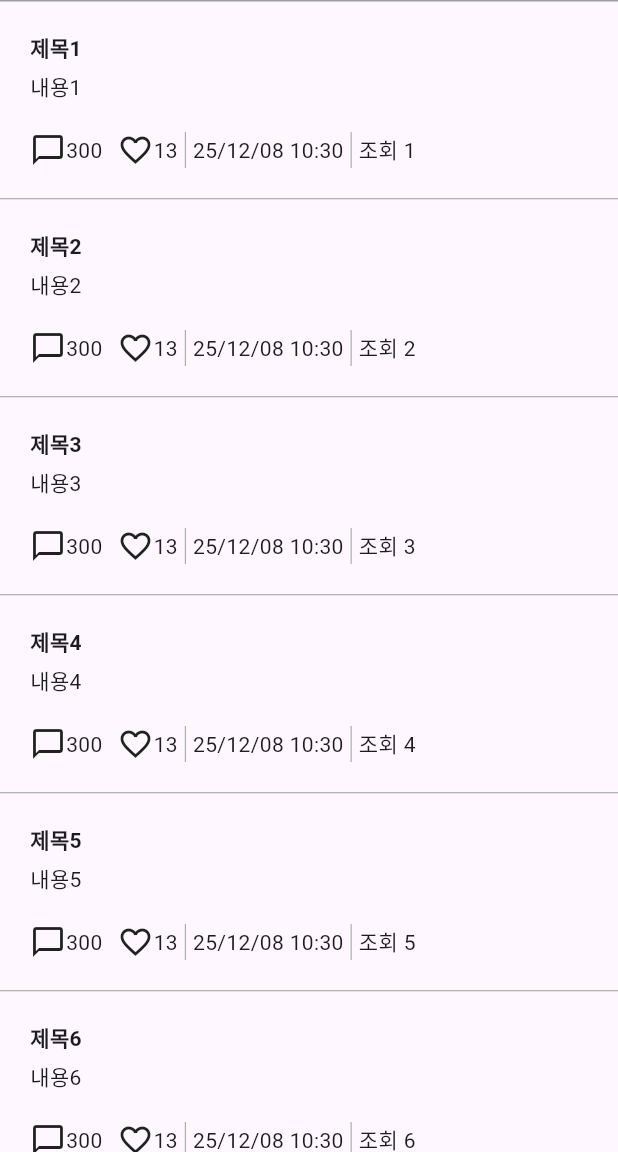
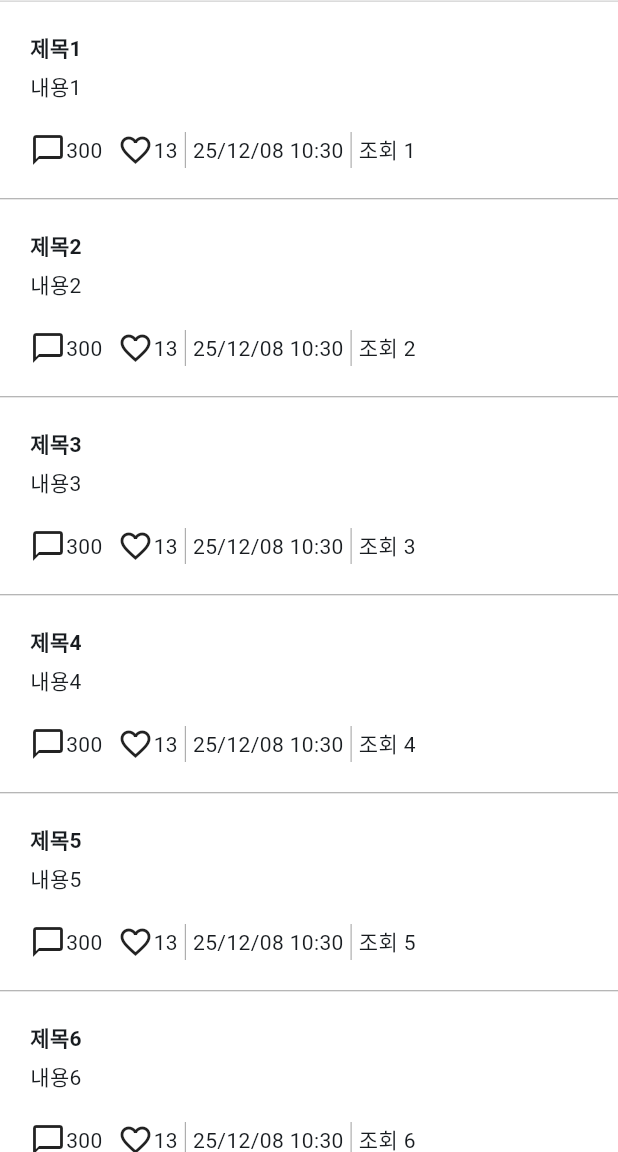
Before and after one commit to jaesol0105/damta, a Flutter app: the PostPage screen opened by its route, on a phone screen of 412 x 824 dp, the part 84-1236 px from its top. Run offline on Flutter 3.47's test engine with Material 3 defaults, Android fonts, the phone set to English and light mode, and no system bars; our stand-ins replace flutter_hooks, flutter_riverpod, freezed_annotation, go_router, hooks_riverpod.

Commit message:
feat: 라이트/다크 테마 적용

```diff
--- /dev/null
+++ b/lib/core/app_theme.dart
@@ -0,0 +1,34 @@
+import 'package:flutter/material.dart';
+
+// 앱에서 사용할 색 정의
+final Color grey = Color(0xFFE8E8E8);
+final Color darkgrey = Color(0xFF898989);
+final Color blue = Color(0xFFD5ECFF);
+
+// 라이트 모드 테마 지정
+final lightTheme = ThemeData(
+  colorScheme: ColorScheme.fromSeed(
+    brightness: Brightness.light,
+    seedColor: blue,
+  ),
+  appBarTheme: AppBarTheme(
+    backgroundColor: Colors.white,
+    shape: Border(bottom: BorderSide(color: grey)),
+    scrolledUnderElevation: 0,
+  ),
+  scaffoldBackgroundColor: Colors.white,
+);
+
+// 다크 모드 테마 지정
+final darkTheme = ThemeData(
+  colorScheme: ColorScheme.fromSeed(
+    brightness: Brightness.light,
+    seedColor: blue,
+  ),
+  appBarTheme: AppBarTheme(
+    backgroundColor: Colors.black,
+    shape: Border(bottom: BorderSide(color: grey)),
+    scrolledUnderElevation: 0,
+  ),
+  scaffoldBackgroundColor: Colors.black,
+);
--- a/lib/main.dart
+++ b/lib/main.dart
@@ -1,3 +1,4 @@
+import 'package:damta/core/app_theme.dart';
 import 'package:damta/core/config/routes.dart';
 import 'package:flutter/material.dart';
 import 'package:flutter_riverpod/flutter_riverpod.dart';
@@ -13,6 +14,9 @@ class MyApp extends StatelessWidget {
     return MaterialApp.router(
       routerConfig: router,
       debugShowCheckedModeBanner: false,
+      themeMode: ThemeMode.system,
+      theme: lightTheme,
+      darkTheme: darkTheme,
     );
   }
 }
```
